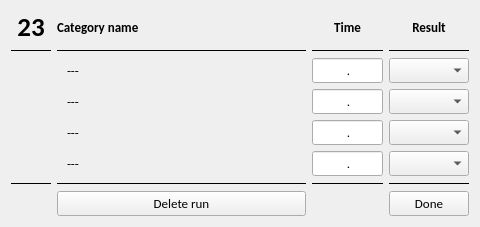
The window that ui_files/time_register_widget.ui (uncle-arthy/rcng) describes before a commit, drawn with Qt 5.
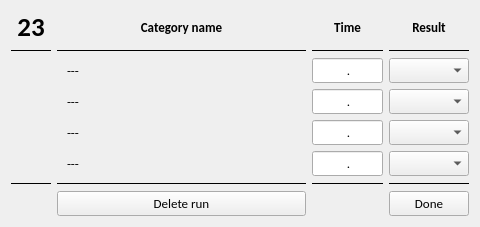
The same window after the commit. Icons and pictures are not drawn.

Diff of the .ui file:
```diff
--- a/ui_files/time_register_widget.ui
+++ b/ui_files/time_register_widget.ui
@@ -82,7 +82,7 @@
       <enum>Qt::AutoText</enum>
      </property>
      <property name="alignment">
-      <set>Qt::AlignLeading|Qt::AlignLeft|Qt::AlignVCenter</set>
+      <set>Qt::AlignCenter</set>
      </property>
      <property name="margin">
       <number>4</number>
```
